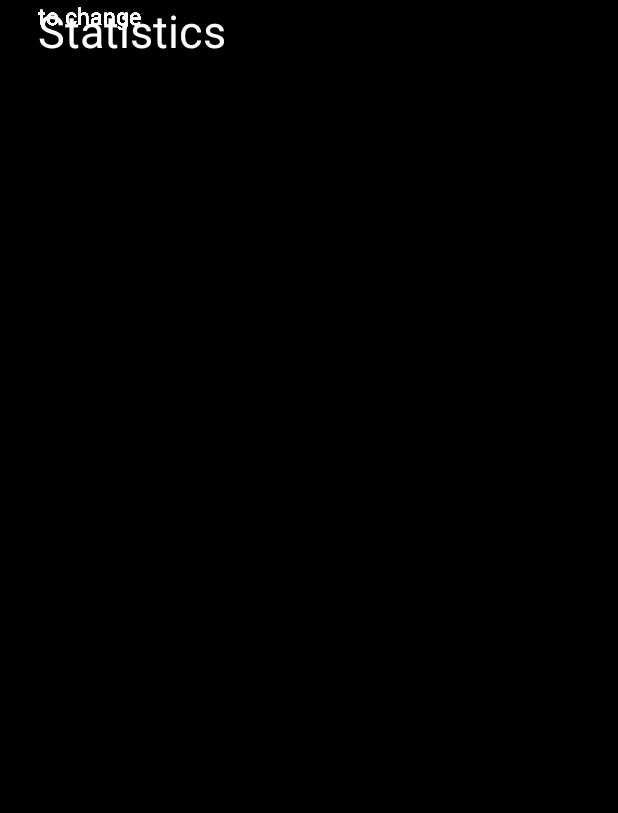
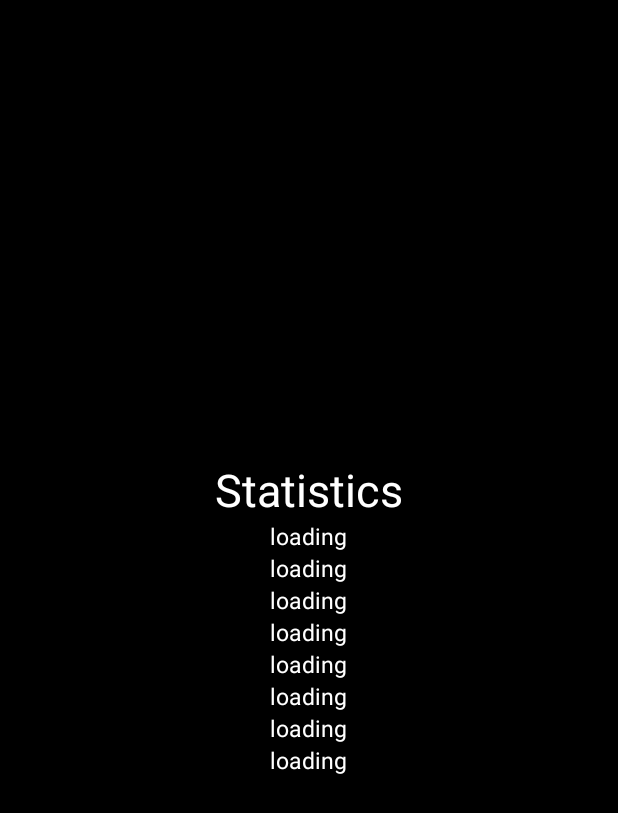
Before and after one commit to Tahsin2020/LED-Dance-Cube, an Android app: the layout activity_statistics.xml on its own in the app's theme, with its tools: preview values and no code run, on a phone screen of 412 x 824 dp. Shown: the top 813 px of the screen. Run offline under Robolectric (Android 15) with nearby library versions, the phone set to English and light mode, and no system bars.

Commit message:
Fixed merge issues

```diff
--- a/Mediapipe_pose_Tracking_AAR_in_Android/app/src/main/res/layout/activity_statistics.xml
+++ b/Mediapipe_pose_Tracking_AAR_in_Android/app/src/main/res/layout/activity_statistics.xml
@@ -1,11 +1,12 @@
 <?xml version="1.0" encoding="utf-8"?>
 
-<RelativeLayout xmlns:android="http://schemas.android.com/apk/res/android"
-        xmlns:tools="http://schemas.android.com/tools"
-        android:layout_width="match_parent"
-        android:layout_height="match_parent"
-        tools:context=".StatisticsActivity"
-        android:background="@color/black">
+<LinearLayout xmlns:android="http://schemas.android.com/apk/res/android"
+    android:layout_width="match_parent"
+    android:layout_height="match_parent"
+    android:divider="@drawable/shape_divider_linear"
+    android:orientation="vertical"
+    android:gravity="center"
+    android:background="#000000">
 
     <TextView
         android:id="@+id/sta_"
@@ -14,97 +15,79 @@
         android:text="Statistics"
         android:textSize="30sp"
         android:fontFamily="@font/indigo_daisy"
-        android:layout_marginStart="25dp"
-        android:layout_marginBottom="10dp"
         android:textColor="@color/white"/>
 
     <TextView
         android:id="@+id/sta_streaming"
         android:layout_width="wrap_content"
         android:layout_height="wrap_content"
-        android:text="to change"
+        android:text="loading"
         android:textSize="15sp"
         android:fontFamily="@font/indigo_daisy"
-        android:layout_marginStart="25dp"
-        android:layout_marginBottom="10dp"
         android:textColor="@color/white"/>
 
     <TextView
         android:id="@+id/sta_vortex"
         android:layout_width="wrap_content"
         android:layout_height="wrap_content"
-        android:text="to change"
+        android:text="loading"
         android:textSize="15sp"
         android:fontFamily="@font/indigo_daisy"
-        android:layout_marginStart="25dp"
-        android:layout_marginBottom="10dp"
         android:textColor="@color/white"/>
 
     <TextView
         android:id="@+id/sta_diamond"
         android:layout_width="wrap_content"
         android:layout_height="wrap_content"
-        android:text="to change"
+        android:text="loading"
         android:textSize="15sp"
         android:fontFamily="@font/indigo_daisy"
-        android:layout_marginStart="25dp"
-        android:layout_marginBottom="10dp"
         android:textColor="@color/white"/>
 
     <TextView
         android:id="@+id/sta_helix"
         android:layout_width="wrap_content"
         android:layout_height="wrap_content"
-        android:text="to change"
+        android:text="loading"
         android:textSize="15sp"
         android:fontFamily="@font/indigo_daisy"
-        android:layout_marginStart="25dp"
-        android:layout_marginBottom="10dp"
         android:textColor="@color/white"/>
 
     <TextView
         android:id="@+id/sta_sphere"
         android:layout_width="wrap_content"
         android:layout_height="wrap_content"
-        android:text="to change"
+        android:text="loading"
         android:textSize="15sp"
         android:fontFamily="@font/indigo_daisy"
-        android:layout_marginStart="25dp"
-        android:layout_marginBottom="10dp"
         android:textColor="@color/white"/>
 
     <TextView
         android:id="@+id/sta_rolling"
         android:layout_width="wrap_content"
         android:layout_height="wrap_content"
-        android:text="to change"
+        android:text="loading"
         android:textSize="15sp"
         android:fontFamily="@font/indigo_daisy"
-        android:layout_marginStart="25dp"
-        android:layout_marginBottom="10dp"
         android:textColor="@color/white"/>
 
     <TextView
         android:id="@+id/sta_rotating"
         android:layout_width="wrap_content"
         android:layout_height="wrap_content"
-        android:text="to change"
+        android:text="loading"
         android:textSize="15sp"
         android:fontFamily="@font/indigo_daisy"
-        android:layout_marginStart="25dp"
-        android:layout_marginBottom="10dp"
         android:textColor="@color/white"/>
 
     <TextView
         android:id="@+id/sta_wave"
         android:layout_width="wrap_content"
         android:layout_height="wrap_content"
-        android:text="to change"
+        android:text="loading"
         android:textSize="15sp"
         android:fontFamily="@font/indigo_daisy"
-        android:layout_marginStart="25dp"
-        android:layout_marginBottom="10dp"
         android:textColor="@color/white"/>
 
 
-</RelativeLayout>
+</LinearLayout>
```
Also changed, not shown: Mediapipe_pose_Tracking_AAR_in_Android/app/src/main/java/com/example/myapplication/StatisticsActivity.java (+86 -0 lines).
